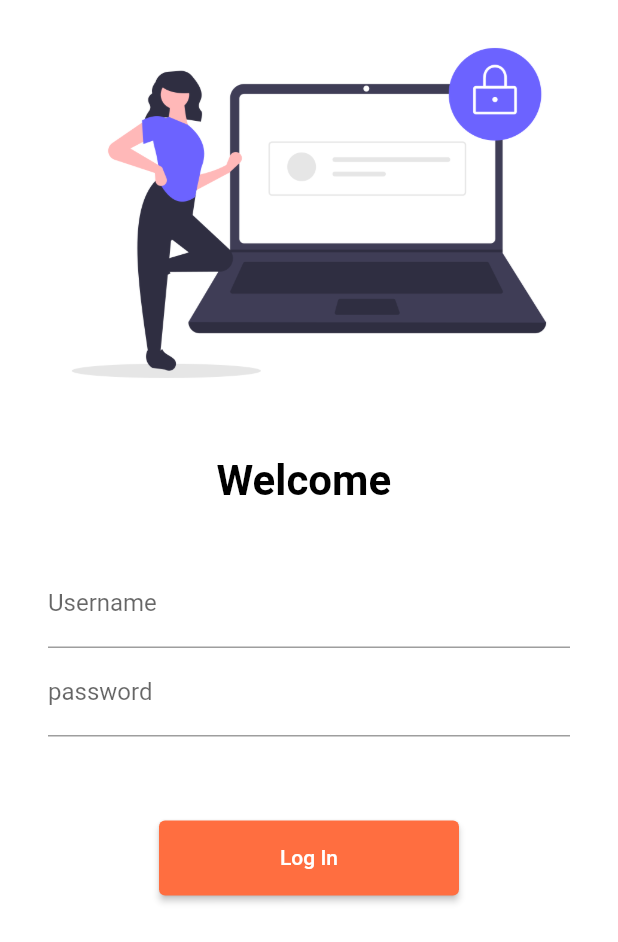
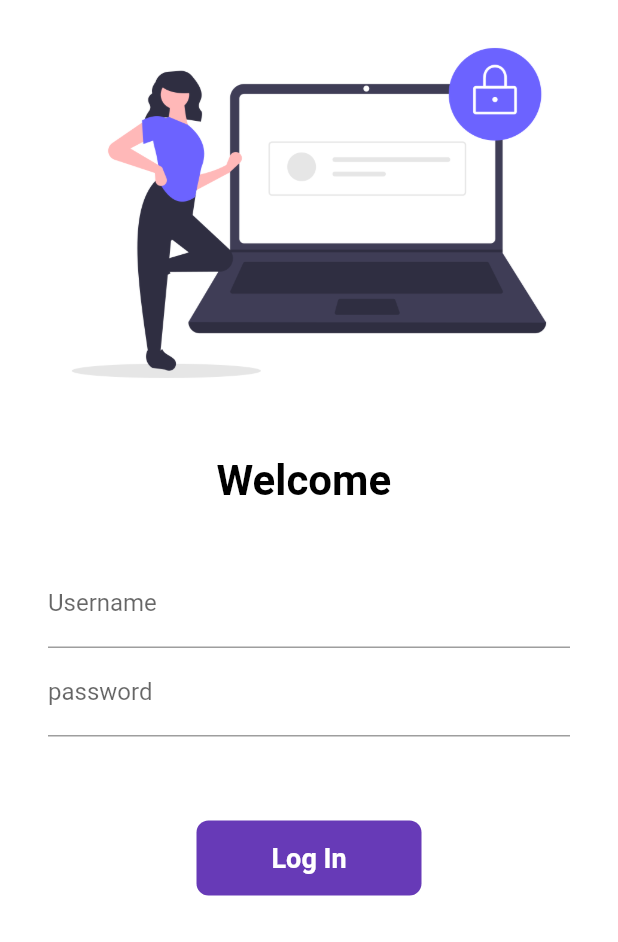
Before and after one commit to abhinav3254/Catalog-Application, a Flutter app: the screen it shows after launch, on a phone screen of 412 x 824 dp. Shown: the top 942 px of the screen. Run offline on Flutter 3.47's test engine with Material 2 defaults, Android fonts, the phone set to English and light mode, and no system bars.

Commit message:
replacing button with the container

```diff
--- a/lib/screens/LogInPage.dart
+++ b/lib/screens/LogInPage.dart
@@ -71,16 +71,37 @@ class _LogInPageState extends State<LogInPage> {
               height: 40.0,
             ),
 
-            ElevatedButton(
-              child: Text('Log In'),
-              style: ElevatedButton.styleFrom(
-                backgroundColor: Colors.deepOrangeAccent,
-                minimumSize: Size(200, 50),
+            // creating same button using container
+
+            Container(
+              height: 50,
+              width: 150,
+              alignment: Alignment.center,
+              child: const Text(
+                'Log In',
+                style: TextStyle(
+                  fontWeight: FontWeight.bold,
+                  color: Colors.white,
+                  fontSize: 18,
+                ),
               ),
-              onPressed: () {
-                Navigator.pushNamed(context, MyRoutes.homeRoute);
-              },
+              decoration: BoxDecoration(
+                // when we use decoration we have to define color here not in container
+                color: Colors.deepPurple,
+                borderRadius: BorderRadius.circular(8),
+              ),
             )
+
+            // ElevatedButton(
+            //   child: Text('Log In'),
+            //   style: ElevatedButton.styleFrom(
+            //     backgroundColor: Colors.deepPurple,
+            //     minimumSize: Size(200, 50),
+            //   ),
+            //   onPressed: () {
+            //     Navigator.pushNamed(context, MyRoutes.homeRoute);
+            //   },
+            // )
           ],
         ),
       ),
```
